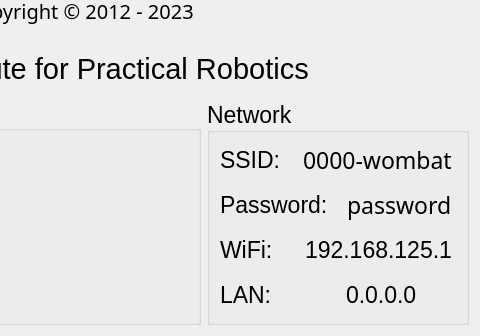
First picture: the form in ui/AboutWidget.ui, repository kipr/botui, before the edit; both pictures show x 320 to 800 and y 144 to 480 of the 800 by 480 pixel window.
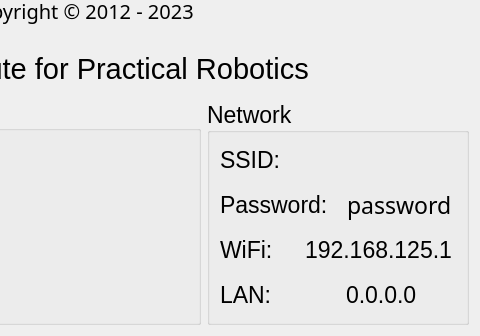
Second picture: the form after the edit.

Commit message: Updated ssid with current active connection name

What changed in the file:
```diff
--- a/ui/AboutWidget.ui
+++ b/ui/AboutWidget.ui
@@ -351,7 +351,7 @@
              </font>
             </property>
             <property name="text">
-             <string>0000-wombat</string>
+             <string></string>
             </property>
            </widget>
           </item>
```
The commit also changes 1 other file.
